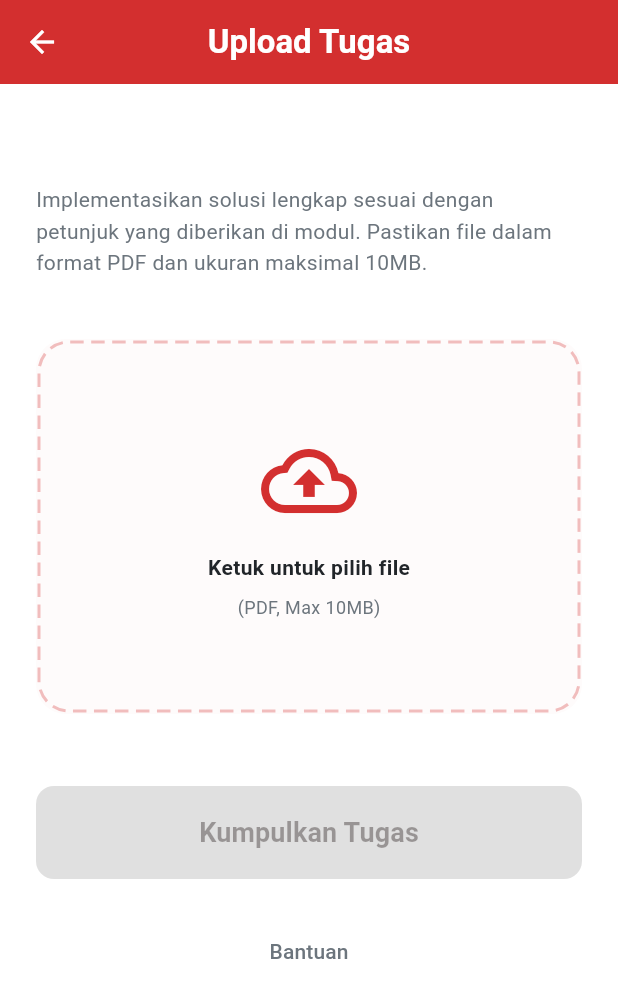
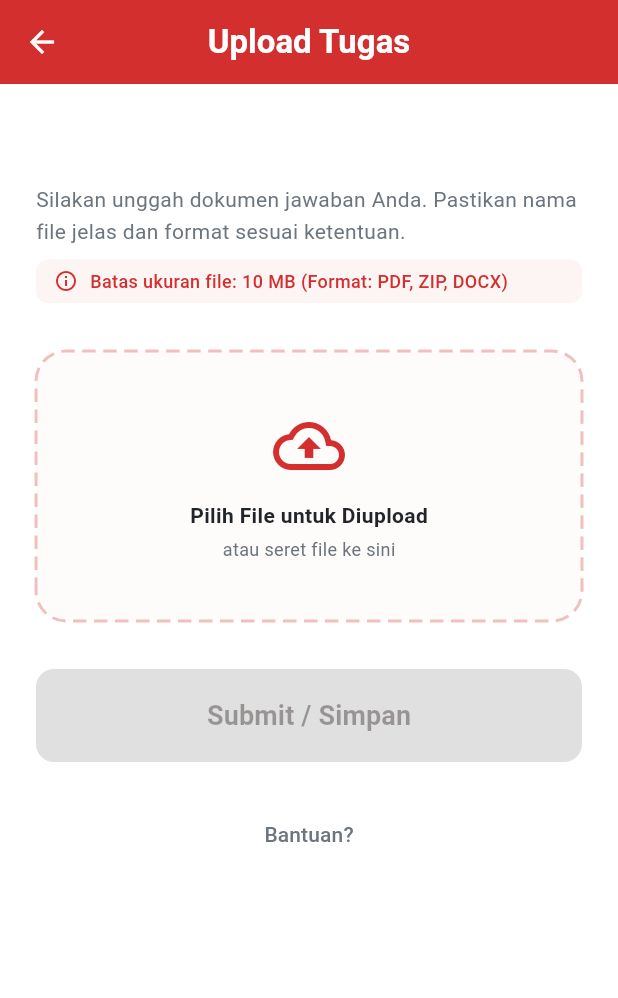
Before and after one commit to dianaulfa/folder, a Flutter app: the UploadTugasScreen screen opened directly with empty values, on a phone screen of 412 x 824 dp. Shown: the top 998 px of the screen. Run offline on Flutter 3.47's test engine with Material 3 defaults, Android fonts, the phone set to English and light mode, and no system bars.

Commit message:
menambahkan fitur upload tugas

```diff
--- a/lib/features/courses/upload_tugas_screen.dart
+++ b/lib/features/courses/upload_tugas_screen.dart
@@ -11,8 +11,7 @@ class UploadTugasScreen extends StatefulWidget {
 }
 
 class _UploadTugasScreenState extends State<UploadTugasScreen> {
-  bool _isFileSelected = false;
-  String _fileName = '';
+  final List<Map<String, String>> _selectedFiles = [];
 
   @override
   Widget build(BuildContext context) {
@@ -37,48 +36,62 @@ class _UploadTugasScreenState extends State<UploadTugasScreen> {
             ),
             const SizedBox(height: 12),
             const Text(
-              'Implementasikan solusi lengkap sesuai dengan petunjuk yang diberikan di modul. Pastikan file dalam format PDF dan ukuran maksimal 10MB.',
+              'Silakan unggah dokumen jawaban Anda. Pastikan nama file jelas dan format sesuai ketentuan.',
               style: TextStyle(color: AppColors.textSecondary, height: 1.5),
             ),
-            const SizedBox(height: 40),
+            const SizedBox(height: 8),
+            Container(
+              padding: const EdgeInsets.symmetric(horizontal: 12, vertical: 6),
+              decoration: BoxDecoration(
+                color: AppColors.primary.withOpacity(0.05),
+                borderRadius: BorderRadius.circular(8),
+              ),
+              child: const Row(
+                mainAxisSize: MainAxisSize.min,
+                children: [
+                  Icon(Icons.info_outline, size: 16, color: AppColors.primary),
+                  SizedBox(width: 8),
+                  Text(
+                    'Batas ukuran file: 10 MB (Format: PDF, ZIP, DOCX)',
+                    style: TextStyle(color: AppColors.primary, fontSize: 12, fontWeight: FontWeight.w500),
+                  ),
+                ],
+              ),
+            ),
+            const SizedBox(height: 32),
 
             // Upload Area
             GestureDetector(
               onTap: _pickFile,
               child: Container(
-                height: 250,
+                height: 180,
                 decoration: BoxDecoration(
                   color: AppColors.primary.withOpacity(0.02),
                   borderRadius: BorderRadius.circular(20),
-                  border: Border.all(
-                    color: AppColors.primary.withOpacity(0.3),
-                    width: 2,
-                    style: BorderStyle.none, // We'll use a custom painter if we want real dashes, but this is fine for now
-                  ),
                 ),
                 child: CustomPaint(
                   painter: DashPainter(color: AppColors.primary.withOpacity(0.3)),
-                  child: Center(
+                  child: const Center(
                     child: Column(
                       mainAxisAlignment: MainAxisAlignment.center,
                       children: [
                         Icon(
-                          _isFileSelected ? Icons.insert_drive_file : Icons.cloud_upload_outlined,
-                          size: 64,
+                          Icons.cloud_upload_outlined,
+                          size: 48,
                           color: AppColors.primary,
                         ),
-                        const SizedBox(height: 16),
+                        SizedBox(height: 12),
                         Text(
-                          _isFileSelected ? _fileName : 'Ketuk untuk pilih file',
-                          style: const TextStyle(
+                          'Pilih File untuk Diupload',
+                          style: TextStyle(
                             fontWeight: FontWeight.w600,
                             color: AppColors.textPrimary,
                           ),
                         ),
-                        const SizedBox(height: 8),
+                        SizedBox(height: 4),
                         Text(
-                          _isFileSelected ? 'File telah dipilih' : '(PDF, Max 10MB)',
-                          style: const TextStyle(
+                          'atau seret file ke sini',
+                          style: TextStyle(
                             color: AppColors.textSecondary,
                             fontSize: 12,
                           ),
@@ -89,11 +102,22 @@ class _UploadTugasScreenState extends State<UploadTugasScreen> {
                 ),
               ),
             ),
-            const SizedBox(height: 48),
+            const SizedBox(height: 32),
+
+            // File List
+            if (_selectedFiles.isNotEmpty) ...[
+              const Text(
+                'File yang diupload:',
+                style: TextStyle(fontWeight: FontWeight.bold, fontSize: 16),
+              ),
+              const SizedBox(height: 12),
+              ..._selectedFiles.map((file) => _buildFileItem(file)).toList(),
+              const SizedBox(height: 32),
+            ],
 
             // Submit Button
             ElevatedButton(
-              onPressed: _isFileSelected ? _handleSubmit : null,
+              onPressed: _selectedFiles.isNotEmpty ? _handleSubmit : null,
               style: ElevatedButton.styleFrom(
                 backgroundColor: AppColors.primary,
                 foregroundColor: Colors.white,
@@ -104,7 +128,7 @@ class _UploadTugasScreenState extends State<UploadTugasScreen> {
                 disabledBackgroundColor: Colors.grey.shade300,
               ),
               child: const Text(
-                'Kumpulkan Tugas',
+                'Submit / Simpan',
                 style: TextStyle(fontSize: 18, fontWeight: FontWeight.bold),
               ),
             ),
@@ -113,8 +137,8 @@ class _UploadTugasScreenState extends State<UploadTugasScreen> {
               child: TextButton(
                 onPressed: () {},
                 child: const Text(
-                  'Bantuan',
-                  style: TextStyle(color: AppColors.textSecondary),
+                  'Bantuan?',
+                  style: TextStyle(color: AppColors.textSecondary, fontWeight: FontWeight.w500),
                 ),
               ),
             ),
@@ -124,31 +148,83 @@ class _UploadTugasScreenState extends State<UploadTugasScreen> {
     );
   }
 
-  void _pickFile() {
-    // Simulate file picking
-    setState(() {
-      _isFileSelected = true;
-      _fileName = 'JAWABAN_${widget.taskTitle.replaceAll(' ', '_')}.pdf';
-    });
-    ScaffoldMessenger.of(context).showSnackBar(
-      const SnackBar(content: Text('File terpilih: mockup_file.pdf')),
+  Widget _buildFileItem(Map<String, String> file) {
+    return Container(
+      margin: const EdgeInsets.only(bottom: 12),
+      padding: const EdgeInsets.symmetric(horizontal: 16, vertical: 12),
+      decoration: BoxDecoration(
+        color: Colors.white,
+        borderRadius: BorderRadius.circular(12),
+        border: Border.all(color: Colors.grey.shade200),
+      ),
+      child: Row(
+        children: [
+          const Icon(Icons.picture_as_pdf, color: Colors.red, size: 32),
+          const SizedBox(width: 16),
+          Expanded(
+            child: Column(
+              crossAxisAlignment: CrossAxisAlignment.start,
+              children: [
+                Text(
+                  file['name']!,
+                  style: const TextStyle(fontWeight: FontWeight.bold, fontSize: 14),
+                  overflow: TextOverflow.ellipsis,
+                ),
+                Text(
+                  file['size']!,
+                  style: const TextStyle(color: AppColors.textSecondary, fontSize: 12),
+                ),
+              ],
+            ),
+          ),
+          IconButton(
+            icon: const Icon(Icons.delete_outline, color: Colors.red),
+            onPressed: () => _removeFile(file),
+          ),
+        ],
+      ),
     );
   }
 
+  void _pickFile() {
+    setState(() {
+      _selectedFiles.add({
+        'name': 'JAWABAN_${widget.taskTitle.replaceAll(' ', '_')}_ALIF.pdf',
+        'size': '2.4 MB',
+      });
+    });
+  }
+
+  void _removeFile(Map<String, String> file) {
+    setState(() {
+      _selectedFiles.remove(file);
+    });
+  }
+
   void _handleSubmit() {
-    // Show success dialog
     showDialog(
       context: context,
       builder: (context) => AlertDialog(
-        title: const Text('Berhasil!'),
-        content: const Text('Tugas Anda telah berhasil dikumpulkan.'),
+        shape: RoundedRectangleBorder(borderRadius: BorderRadius.circular(20)),
+        title: const Row(
+          children: [
+            Icon(Icons.check_circle, color: Colors.green),
+            SizedBox(width: 12),
+            Text('Berhasil dikirim!'),
+          ],
+        ),
+        content: const Text('Tugas Anda telah tersimpan dan berhasil dikirim ke dosen.'),
         actions: [
-          TextButton(
+          ElevatedButton(
             onPressed: () {
-              Navigator.of(context).pop(); // Close dialog
-              Navigator.of(context).pop(); // Go back to detail
+              Navigator.of(context).pop();
+              Navigator.of(context).pop();
             },
-            child: const Text('OK'),
+            style: ElevatedButton.styleFrom(
+              backgroundColor: AppColors.primary,
+              shape: RoundedRectangleBorder(borderRadius: BorderRadius.circular(10)),
+            ),
+            child: const Text('Tutup', style: TextStyle(color: Colors.white)),
           ),
         ],
       ),
```
